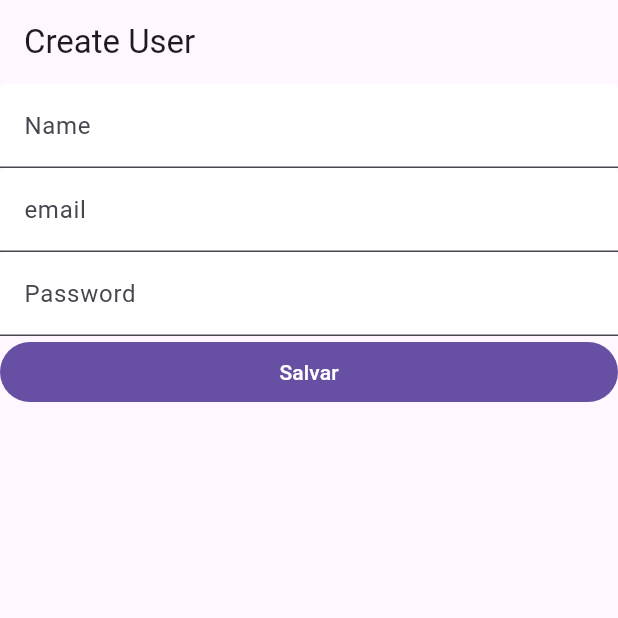
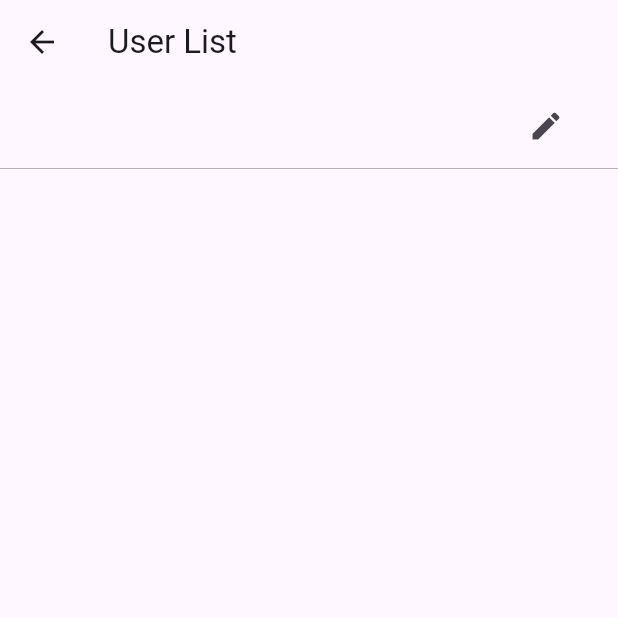
Before and after one commit to Macedo-J247/progdismov_final_app, a Flutter app: the screen it shows after launch, after a tap on "Salvar", on a phone screen of 412 x 824 dp, the top half of it. Run offline on Flutter 3.47's test engine with Material 3 defaults, Android fonts, the phone set to English and light mode, and no system bars.

```diff
--- a/final_app/lib/main.dart
+++ b/final_app/lib/main.dart
@@ -1,4 +1,5 @@
 import 'package:final_app/user_form.dart';
+import 'package:final_app/user_list.dart';
 import 'package:final_app/user_provider.dart';
 import 'package:flutter/material.dart';
 
@@ -23,6 +24,7 @@ class MainApp extends StatelessWidget
           home: UserForm(),
             routes: {
               "/create": (_) => UserForm(),
+              "/list": (_) => UserList(),
               //lista de  usuarios
             },
        ),
--- a/final_app/lib/user_form.dart
+++ b/final_app/lib/user_form.dart
@@ -12,6 +12,8 @@ class UserForm extends StatefulWidget {
 }
 
 class _UserFormState extends State<UserForm> {
+
+  String title = "Criar Usuário";
   // Controladores para os campos de texto
   TextEditingController controllerName = TextEditingController();
   TextEditingController controlleremail = TextEditingController();
@@ -21,23 +23,67 @@ class _UserFormState extends State<UserForm> {
   Widget build(BuildContext context) {
     void save() {
       // Obtém o UserProvider do contexto (gerenciador de estado)
-      UserProvider userProvider = UserProvider.of(context) as UserProvider;
+      UserProvider userProvider = UserProvider.of(context) as
+      UserProvider;
+
+      int? index;
+
+      if (userProvider.indexUser != null) {
+        index = userProvider.indexUser;
+        controllerName.text = userProvider.userSelected!.name;
+        controlleremail.text = userProvider.userSelected!.email;
+        controllerPassword.text = userProvider.userSelected!.password;
+
+        setState(() {
+          this.title = "Editar Usuário";
+        });
+      }
+
       //instancia da classe user um novo usuario
       User user = User(
         name: controllerName.text,
         email: controlleremail.text,
         password: controllerPassword.text,
       );
+      if (index != null) {
+        userProvider.users[index] = user;
+      //editar
+
+      } else {
+      int usersLength = userProvider.users.length;
+      //print('Quantidade de usuarios antes de salvar: $usersLength');
+
       //salva um novo usuario na lista
-      userProvider.users.insert(0, user);
+      userProvider.users.insert(usersLength, user);
       // busca o usuario salvo
-      print(userProvider.users[0].name);
+      //print(userProvider.users[0].name);
 
+    }
       //navegar para lista de usuarios
-    }
+      Navigator.popAndPushNamed(context, '/list');
+      }
 
     return Scaffold(
-      appBar: AppBar(title: Text('Create User')),
+      appBar: AppBar(
+        title: Text(this.title),
+        actions: [
+          Container(
+            child: TextButton(
+              child: Text('Lista de Usuários',),
+              onPressed: () {
+                Navigator.popAndPushNamed(context, "/list");
+              },
+              ),
+              decoration: BoxDecoration(
+                color: Colors.white,
+                borderRadius: BorderRadius.all(Radius.circular(8))
+              ),
+              margin: EdgeInsets.all(8),
+
+          )
+        ],
+        ),
+
       body: Center(
         child: Column(
           children: [
--- /dev/null
+++ b/final_app/lib/user_list.dart
@@ -0,0 +1,61 @@
+import 'package:final_app/user.dart';
+import 'package:final_app/user_provider.dart';
+import 'package:flutter/material.dart';
+
+class UserList extends StatelessWidget {
+  const UserList({super.key});
+
+  @override
+  Widget build(BuildContext context) {
+    // Recupera o UserProvider do contexto
+    UserProvider userProvider = UserProvider.of(context) as UserProvider;
+
+    // Obtém a lista de usuários
+    List<User> users = userProvider.users;
+
+    int usersLength = users.length;
+
+    return Scaffold(
+      appBar: AppBar(
+        title: Text('User List'),
+        leading: BackButton(
+          // Botão para voltar para a tela de criação
+          onPressed: () {
+            userProvider.indexUser = null;
+            Navigator.popAndPushNamed(context, '/create');
+          },
+        ),
+      ),
+      // Lista de usuários exibida dinamicamente
+      body: ListView.builder(
+        itemCount: usersLength,
+        itemBuilder: (BuildContext contextBuilder, indexBuilder) => Container(
+          child: ListTile(
+            // Exibe o nome do usuário
+            title: Text(users[indexBuilder].name),
+            trailing: Row(
+              mainAxisSize: MainAxisSize.min,
+              children: [
+                // Ícone de editar (sem funcionalidade)
+                IconButton(
+                  icon: Icon(Icons.edit),
+                  onPressed: () {
+                    userProvider.userSelected = users
+                    [indexBuilder];
+                    userProvider.indexUser = indexBuilder;
+                    Navigator.popAndPushNamed(context, "/create");
+                    // Ação de editar (a ser implementada)
+                  },
+                ),
+
+              ],
+            ),
+          ),
+          decoration: BoxDecoration(
+            border: Border(bottom: BorderSide(color: Colors.grey, width: 0.5)),
+          ),
+        ),
+      ),
+    );
+  }
+}
--- a/final_app/lib/user_provider.dart
+++ b/final_app/lib/user_provider.dart
@@ -8,6 +8,8 @@ class UserProvider extends InheritedWidget {
   final Widget child;
   // Lista de usuários armazenada no provedor
   List<User> users = [];
+  User? userSelected;
+  int? indexUser;
 
   // Construtor que recebe o filho
   UserProvider({required this.child}) : super(child: child);
```
